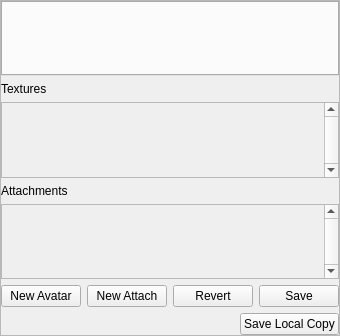
First picture: the form in bin/data/ui/avatareditor.ui, repository realXtend/tundra, before the edit.
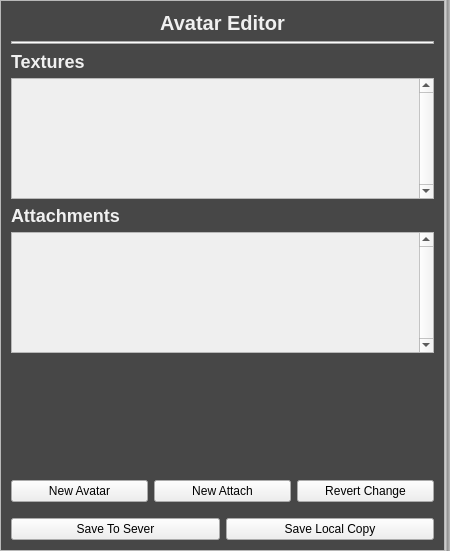
Second picture: the form after the edit.

Commit message: Modifying avatar editor intially to look similar to build scene widgets for consistent looks.

Diff of the .ui file:
```diff
--- a/bin/data/ui/avatareditor.ui
+++ b/bin/data/ui/avatareditor.ui
@@ -6,13 +6,43 @@
    <rect>
     <x>0</x>
     <y>0</y>
-    <width>336</width>
-    <height>336</height>
+    <width>450</width>
+    <height>551</height>
    </rect>
   </property>
+  <property name="minimumSize">
+   <size>
+    <width>450</width>
+    <height>0</height>
+   </size>
+  </property>
   <property name="windowTitle">
    <string>Avatar Editor</string>
   </property>
+  <property name="styleSheet">
+   <string notr="true">QWidget#AvatarEditor {
+	background-color: rgba(0,0,0,120);
+}
+
+QLabel {
+	font: Arial;
+	color: rgb(240, 240, 240);
+}
+
+QLabel#title_materials, #title_attachments {
+	font-size: 18px;
+	font-weight: bold;
+}
+
+QLabel#main_title {
+	font-size: 20px;
+	font-weight: bold;
+}
+
+QWidget#border_widget {
+	background-color: qlineargradient(spread:pad, x1:1, y1:1, x2:0, y2:1, stop:0 rgba(187, 187, 187, 255), stop:0.488636 rgba(147, 147, 147, 255), stop:1 rgba(216, 216, 216, 255));
+}</string>
+  </property>
   <layout class="QHBoxLayout" name="horizontalLayout">
    <property name="spacing">
     <number>0</number>
@@ -22,6 +52,9 @@
    </property>
    <item>
     <widget class="QFrame" name="MainFrame">
+     <property name="styleSheet">
+      <string notr="true"/>
+     </property>
      <property name="frameShape">
       <enum>QFrame::StyledPanel</enum>
      </property>
@@ -30,8 +63,18 @@
      </property>
      <layout class="QVBoxLayout" name="verticalLayout">
       <property name="margin">
-       <number>0</number>
+       <number>10</number>
       </property>
+      <item>
+       <widget class="QLabel" name="main_title">
+        <property name="text">
+         <string>Avatar Editor</string>
+        </property>
+        <property name="alignment">
+         <set>Qt::AlignCenter</set>
+        </property>
+       </widget>
+      </item>
       <item>
        <widget class="QTabWidget" name="tab_appearance">
         <property name="sizePolicy">
@@ -52,13 +95,7 @@
        </widget>
       </item>
       <item>
-       <widget class="QLabel" name="label_materials">
-        <property name="sizePolicy">
-         <sizepolicy hsizetype="Maximum" vsizetype="Maximum">
-          <horstretch>0</horstretch>
-          <verstretch>0</verstretch>
-         </sizepolicy>
-        </property>
+       <widget class="QLabel" name="title_materials">
         <property name="text">
          <string>Textures</string>
         </property>
@@ -70,7 +107,7 @@
          <bool>true</bool>
         </property>
         <property name="sizePolicy">
-         <sizepolicy hsizetype="Preferred" vsizetype="Preferred">
+         <sizepolicy hsizetype="Preferred" vsizetype="Expanding">
           <horstretch>0</horstretch>
           <verstretch>0</verstretch>
          </sizepolicy>
@@ -115,16 +152,7 @@
        </widget>
       </item>
       <item>
-       <widget class="QLabel" name="label_attachments">
-        <property name="sizePolicy">
-         <sizepolicy hsizetype="Maximum" vsizetype="Maximum">
-          <horstretch>0</horstretch>
-          <verstretch>0</verstretch>
-         </sizepolicy>
-        </property>
-        <property name="styleSheet">
-         <string notr="true"/>
-        </property>
+       <widget class="QLabel" name="title_attachments">
         <property name="text">
          <string>Attachments</string>
         </property>
@@ -133,7 +161,7 @@
       <item>
        <widget class="QScrollArea" name="scroll_attachments">
         <property name="sizePolicy">
-         <sizepolicy hsizetype="Preferred" vsizetype="Preferred">
+         <sizepolicy hsizetype="Preferred" vsizetype="Expanding">
           <horstretch>0</horstretch>
           <verstretch>0</verstretch>
          </sizepolicy>
@@ -168,6 +196,19 @@
         </widget>
        </widget>
       </item>
+      <item>
+       <spacer name="verticalSpacer">
+        <property name="orientation">
+         <enum>Qt::Vertical</enum>
+        </property>
+        <property name="sizeHint" stdset="0">
+         <size>
+          <width>20</width>
+          <height>40</height>
+         </size>
+        </property>
+       </spacer>
+      </item>
       <item>
        <widget class="QWidget" name="widget" native="true">
         <property name="sizePolicy">
@@ -180,19 +221,6 @@
          <property name="margin">
           <number>0</number>
          </property>
-         <item>
-          <spacer name="horizontalSpacer">
-           <property name="orientation">
-            <enum>Qt::Horizontal</enum>
-           </property>
-           <property name="sizeHint" stdset="0">
-            <size>
-             <width>40</width>
-             <height>20</height>
-            </size>
-           </property>
-          </spacer>
-         </item>
          <item>
           <widget class="QPushButton" name="but_load">
            <property name="text">
@@ -210,20 +238,29 @@
          <item>
           <widget class="QPushButton" name="but_revert">
            <property name="text">
-            <string>Revert</string>
-           </property>
-          </widget>
-         </item>
-         <item>
-          <widget class="QPushButton" name="but_export">
-           <property name="text">
-            <string>Save</string>
+            <string>Revert Change</string>
            </property>
           </widget>
          </item>
         </layout>
        </widget>
       </item>
+      <item>
+       <spacer name="verticalSpacer_2">
+        <property name="orientation">
+         <enum>Qt::Vertical</enum>
+        </property>
+        <property name="sizeType">
+         <enum>QSizePolicy::Fixed</enum>
+        </property>
+        <property name="sizeHint" stdset="0">
+         <size>
+          <width>20</width>
+          <height>10</height>
+         </size>
+        </property>
+       </spacer>
+      </item>
       <item>
        <widget class="QWidget" name="widget2" native="true">
         <property name="sizePolicy">
@@ -237,17 +274,11 @@
           <number>0</number>
          </property>
          <item>
-          <spacer name="horizontalSpacer2">
-           <property name="orientation">
-            <enum>Qt::Horizontal</enum>
+          <widget class="QPushButton" name="but_export">
+           <property name="text">
+            <string>Save To Sever</string>
            </property>
-           <property name="sizeHint" stdset="0">
-            <size>
-             <width>40</width>
-             <height>20</height>
-            </size>
-           </property>
-          </spacer>
+          </widget>
          </item>
          <item>
           <widget class="QPushButton" name="but_exportlocal">
@@ -262,6 +293,22 @@
      </layout>
     </widget>
    </item>
+   <item>
+    <widget class="QWidget" name="border_widget" native="true">
+     <property name="minimumSize">
+      <size>
+       <width>5</width>
+       <height>0</height>
+      </size>
+     </property>
+     <property name="maximumSize">
+      <size>
+       <width>5</width>
+       <height>16777215</height>
+      </size>
+     </property>
+    </widget>
+   </item>
   </layout>
  </widget>
  <resources/>
```
